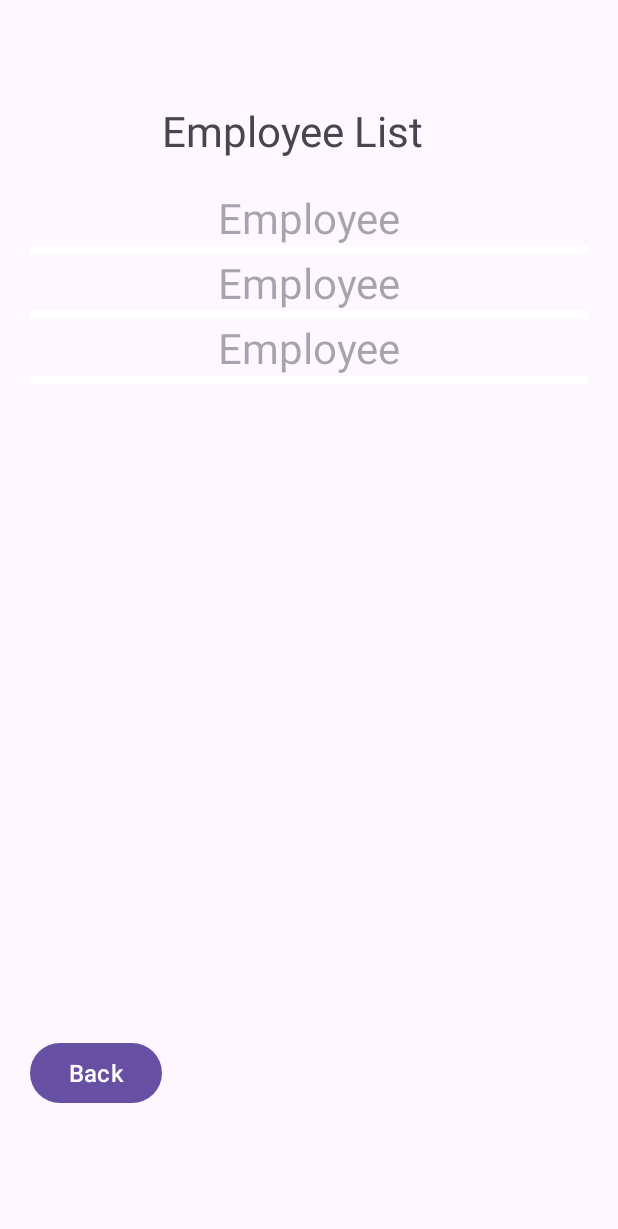
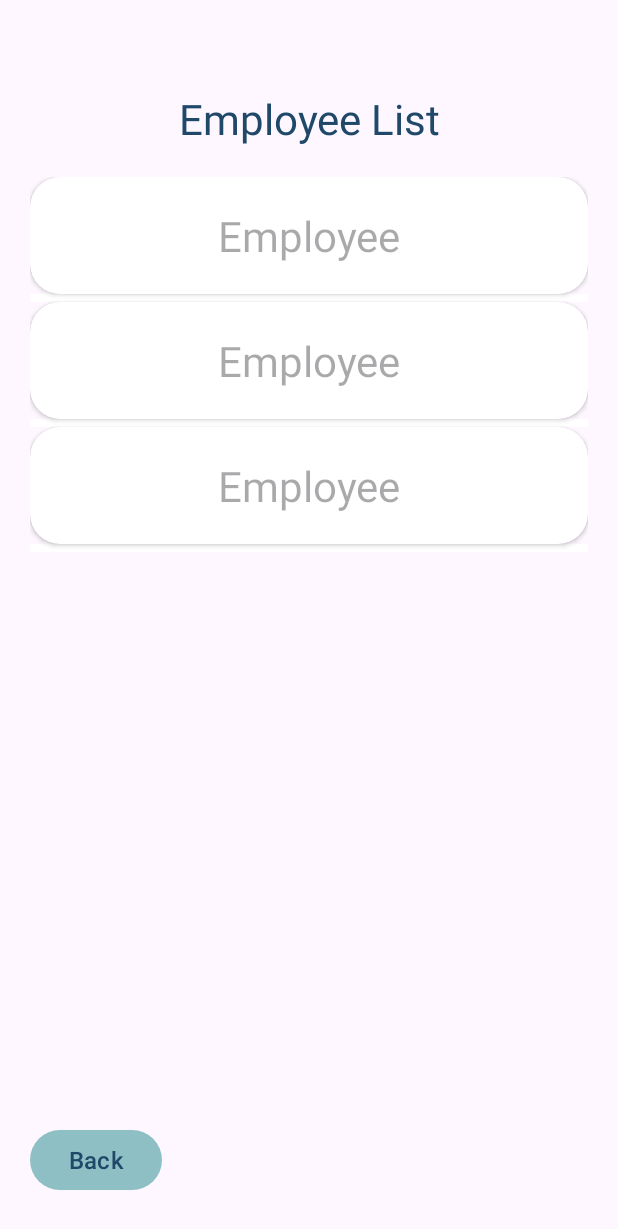
Before and after one commit to juheejulia/EmployeeListView, an Android app: the layout activity_emloyee.xml on its own in the app's theme, with its tools: preview values and no code run, on a phone screen of 412 x 824 dp. Shown: the top 1229 px of the screen. Run offline under Robolectric (Android 15) with nearby library versions, the phone set to English and light mode, and no system bars.

Commit message:
refactor primary color

```diff
--- a/app/src/main/res/layout/activity_emloyee.xml
+++ b/app/src/main/res/layout/activity_emloyee.xml
@@ -9,12 +9,13 @@
     <!-- list title text -->
     <TextView
         android:id="@+id/textView"
-        android:layout_width="wrap_content"
+        android:layout_width="match_parent"
         android:layout_height="wrap_content"
-        android:layout_marginStart="108dp"
-        android:layout_marginTop="68dp"
+        android:gravity="center"
+        android:layout_marginTop="60dp"
         android:text="@string/employee_list"
         android:textSize="@dimen/font_medium"
+        android:textColor="@color/down_blue_green"
         app:layout_constraintStart_toStartOf="parent"
         app:layout_constraintTop_toTopOf="parent" />
 
@@ -30,7 +31,7 @@
         app:layout_constraintEnd_toEndOf="parent"
         app:layout_constraintStart_toStartOf="parent"
         app:layout_constraintTop_toBottomOf="@+id/textView"
-        android:layout_marginBottom="20dp"
+        android:layout_marginBottom="50dp"
         app:layout_constraintVertical_bias="0"
         tools:listitem="@layout/listitem_employee"/>
 
@@ -39,7 +40,7 @@
         android:layout_width="wrap_content"
         android:layout_height="wrap_content"
         android:orientation="horizontal"
-        app:layout_constraintGuide_percent="0.9"/>
+        app:layout_constraintGuide_percent="0.97" />
 
     <Button
         android:id="@+id/btn_back"
@@ -48,6 +49,7 @@
         android:layout_marginBottom="2dp"
         android:text="@string/btn_back"
         android:textSize="@dimen/font_small"
+        android:textColor="@color/down_blue_green"
         app:layout_constraintBottom_toTopOf="@+id/guideline"
         app:layout_constraintStart_toStartOf="@+id/listViewEmployees" />
 
--- a/app/src/main/res/layout/activity_main.xml
+++ b/app/src/main/res/layout/activity_main.xml
@@ -54,6 +54,7 @@
             android:layout_marginTop="70dp"
             android:gravity="center"
             android:text="@string/employee"
+            android:textColor="@color/down_blue_green"
             android:textSize="@dimen/font_medium" />
 
         <!-- first name -->
@@ -143,6 +144,7 @@
             android:layout_marginRight="@dimen/margin_large"
             android:layout_marginTop="@dimen/space_extra_large"
             android:text="@string/text_register"
+            android:textColor="@color/down_blue_green"
             android:textSize="@dimen/font_small"/>
 
         <!-- next button -->
@@ -155,6 +157,7 @@
             android:layout_marginRight="@dimen/margin_large"
             android:layout_marginTop="@dimen/space_medium"
             android:text="@string/text_next"
+            android:textColor="@color/down_blue_green"
             android:textSize="@dimen/font_small"/>
 
     </LinearLayout>
--- a/app/src/main/res/layout/listitem_employee.xml
+++ b/app/src/main/res/layout/listitem_employee.xml
@@ -1,10 +1,10 @@
 <?xml version="1.0" encoding="utf-8"?>
-<androidx.constraintlayout.widget.ConstraintLayout xmlns:android="http://schemas.android.com/apk/res/android"
+<androidx.cardview.widget.CardView xmlns:android="http://schemas.android.com/apk/res/android"
     xmlns:app="http://schemas.android.com/apk/res-auto"
     android:layout_width="match_parent"
     android:layout_height="wrap_content"
-    android:backgroundTint="@color/down_blue_green"
-    app:cardCornerRadius="30dp">
+    android:background="@color/my_light_second_primary"
+    app:cardCornerRadius="20dp">
 
     <TextView
         android:id="@+id/textViewName"
@@ -12,10 +12,8 @@
         android:layout_height="wrap_content"
         android:gravity="center"
         android:hint="@string/employee"
-        android:textColor="@color/black"
+        android:textColor="@color/down_blue_green"
         android:textSize="@dimen/font_medium"
-        app:layout_constraintEnd_toEndOf="parent"
-        app:layout_constraintStart_toStartOf="parent"
-        app:layout_constraintTop_toTopOf="parent" />
+        android:padding="@dimen/margin_small" />
 
-</androidx.constraintlayout.widget.ConstraintLayout>
+</androidx.cardview.widget.CardView>
--- a/app/src/main/res/values-night/themes.xml
+++ b/app/src/main/res/values-night/themes.xml
@@ -2,6 +2,6 @@
     <!-- Base application theme. -->
     <style name="Base.Theme.EmployeeListView" parent="Theme.Material3.DayNight.NoActionBar">
         <!-- Customize your dark theme here. -->
-        <!-- <item name="colorPrimary">@color/my_dark_primary</item> -->
+        <item name="colorPrimary">@color/my_dark_primary</item>
     </style>
 </resources>
--- a/app/src/main/res/values/colors.xml
+++ b/app/src/main/res/values/colors.xml
@@ -3,7 +3,10 @@
     <color name="black">#FF000000</color>
     <color name="white">#FFFFFFFF</color>
     <color name="down_blue_green">#204969</color>
-    <color name="light_pink">#FFF7F7</color>
+    <color name="light_pink">#FADADA</color>
+    <color name="my_light_primary">#8DBFC5</color>
+    <color name="my_light_second_primary">#C5F7FD</color>
+    <color name="my_dark_primary">#5C898E</color>
 
 
 </resources>
--- a/app/src/main/res/values/themes.xml
+++ b/app/src/main/res/values/themes.xml
@@ -2,7 +2,9 @@
     <!-- Base application theme. -->
     <style name="Base.Theme.EmployeeListView" parent="Theme.Material3.DayNight.NoActionBar">
         <!-- Customize your light theme here. -->
-        <!-- <item name="colorPrimary">@color/my_light_primary</item> -->
+        <item name="colorPrimary">@color/my_light_primary</item>
+        <!-- Status bar color. -->
+        <item name="android:statusBarColor">?attr/colorPrimaryVariant</item>
     </style>
 
     <style name="Theme.EmployeeListView" parent="Base.Theme.EmployeeListView" />
```
